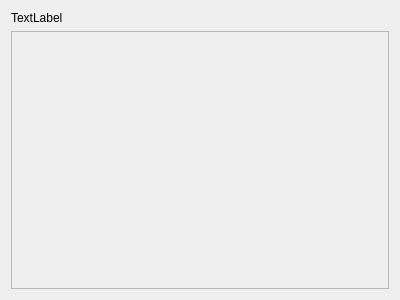
First picture: the form in stepcontainer.ui, repository casey-c/egg-prooftree-testing, before the edit.
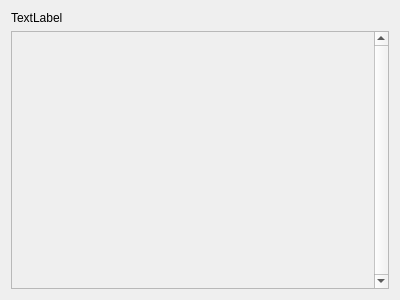
Second picture: the form after the edit.

```diff
--- a/stepcontainer.ui
+++ b/stepcontainer.ui
@@ -36,6 +36,9 @@
    </item>
    <item>
     <widget class="QScrollArea" name="scrollArea">
+     <property name="verticalScrollBarPolicy">
+      <enum>Qt::ScrollBarAlwaysOn</enum>
+     </property>
      <property name="horizontalScrollBarPolicy">
       <enum>Qt::ScrollBarAlwaysOff</enum>
      </property>
```
